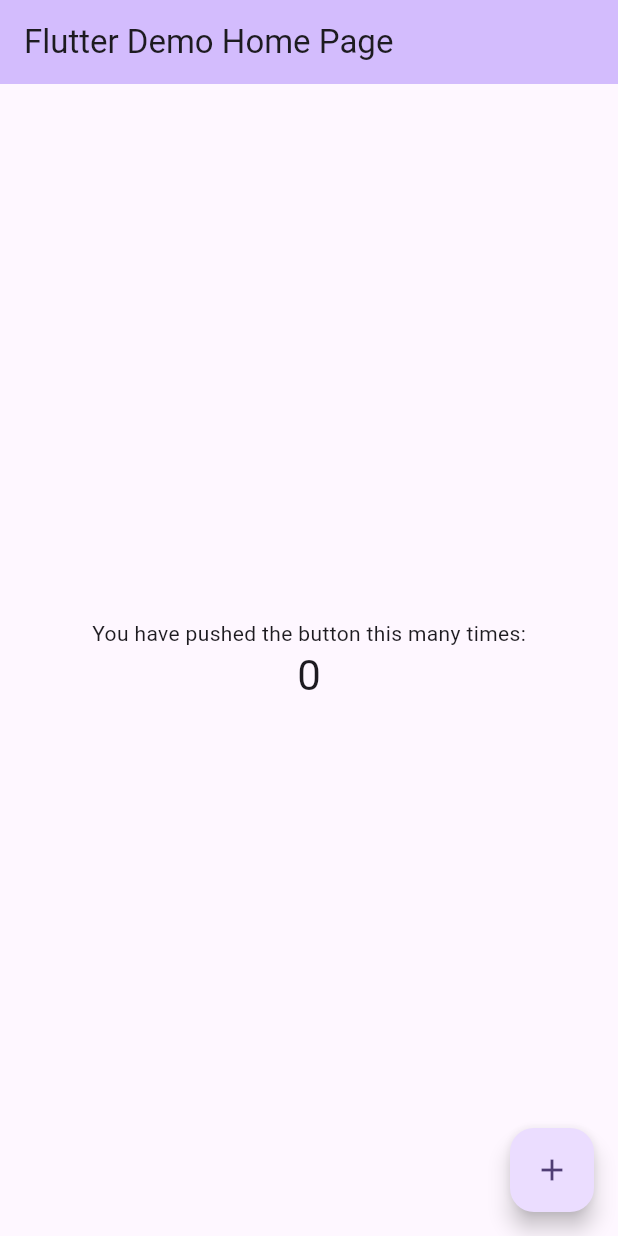
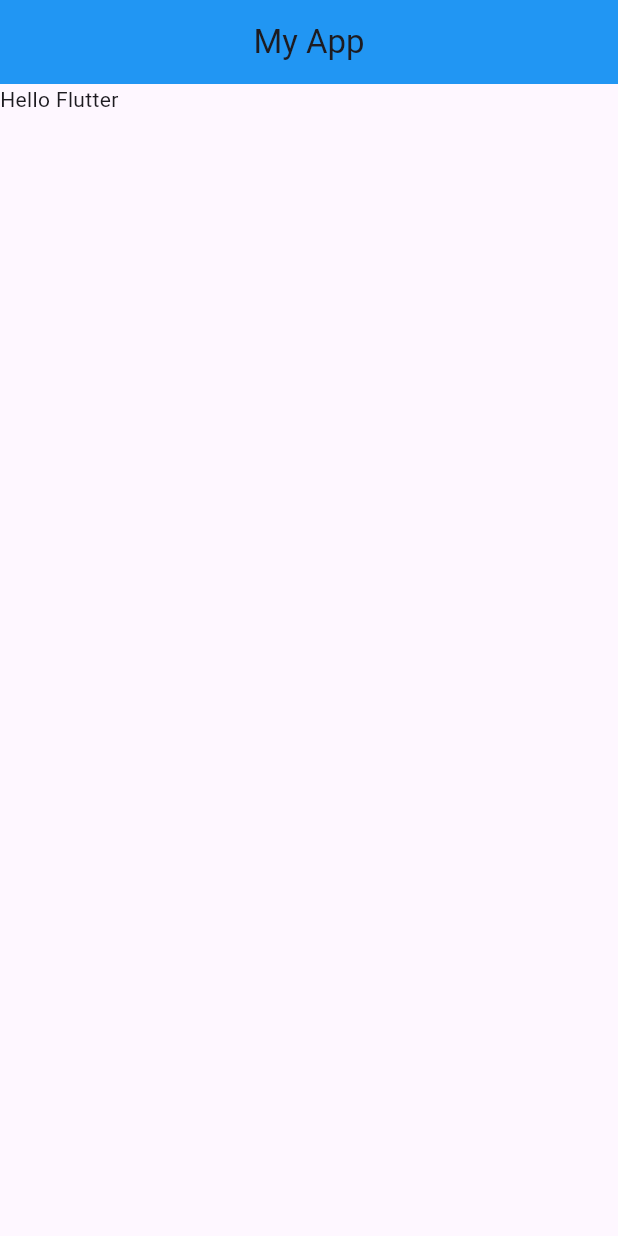
Before and after one commit to NataponJ/sample_flutter_101, a Flutter app: the screen it shows after launch, on a phone screen of 412 x 824 dp. Run offline on Flutter 3.47's test engine with Material 3 defaults, Android fonts, the light colour scheme and no system bars.

Commit message:
Material Scaffold

```diff
--- a/lib/main.dart
+++ b/lib/main.dart
@@ -1,125 +1,16 @@
 import 'package:flutter/material.dart';
 
 void main() {
-  runApp(const MyApp());
+  var app = MaterialApp(
+    title: "Sample Flutter 101",
+    home: Scaffold(
+      appBar: AppBar(
+        title: const Text("My App"),
+        backgroundColor: Colors.blue,
+        centerTitle: true,
+      ),
+      body: const Text("Hello Flutter"),
+    ),
+  );
+  runApp(app);
 }
-
-class MyApp extends StatelessWidget {
-  const MyApp({super.key});
-
-  // This widget is the root of your application.
-  @override
-  Widget build(BuildContext context) {
-    return MaterialApp(
-      title: 'Flutter Demo',
-      theme: ThemeData(
-        // This is the theme of your application.
-        //
-        // TRY THIS: Try running your application with "flutter run". You'll see
-        // the application has a purple toolbar. Then, without quitting the app,
-        // try changing the seedColor in the colorScheme below to Colors.green
-        // and then invoke "hot reload" (save your changes or press the "hot
-        // reload" button in a Flutter-supported IDE, or press "r" if you used
-        // the command line to start the app).
-        //
-        // Notice that the counter didn't reset back to zero; the application
-        // state is not lost during the reload. To reset the state, use hot
-        // restart instead.
-        //
-        // This works for code too, not just values: Most code changes can be
-        // tested with just a hot reload.
-        colorScheme: ColorScheme.fromSeed(seedColor: Colors.deepPurple),
-        useMaterial3: true,
-      ),
-      home: const MyHomePage(title: 'Flutter Demo Home Page'),
-    );
-  }
-}
-
-class MyHomePage extends StatefulWidget {
-  const MyHomePage({super.key, required this.title});
-
-  // This widget is the home page of your application. It is stateful, meaning
-  // that it has a State object (defined below) that contains fields that affect
-  // how it looks.
-
-  // This class is the configuration for the state. It holds the values (in this
-  // case the title) provided by the parent (in this case the App widget) and
-  // used by the build method of the State. Fields in a Widget subclass are
-  // always marked "final".
-
-  final String title;
-
-  @override
-  State<MyHomePage> createState() => _MyHomePageState();
-}
-
-class _MyHomePageState extends State<MyHomePage> {
-  int _counter = 0;
-
-  void _incrementCounter() {
-    setState(() {
-      // This call to setState tells the Flutter framework that something has
-      // changed in this State, which causes it to rerun the build method below
-      // so that the display can reflect the updated values. If we changed
-      // _counter without calling setState(), then the build method would not be
-      // called again, and so nothing would appear to happen.
-      _counter++;
-    });
-  }
-
-  @override
-  Widget build(BuildContext context) {
-    // This method is rerun every time setState is called, for instance as done
-    // by the _incrementCounter method above.
-    //
-    // The Flutter framework has been optimized to make rerunning build methods
-    // fast, so that you can just rebuild anything that needs updating rather
-    // than having to individually change instances of widgets.
-    return Scaffold(
-      appBar: AppBar(
-        // TRY THIS: Try changing the color here to a specific color (to
-        // Colors.amber, perhaps?) and trigger a hot reload to see the AppBar
-        // change color while the other colors stay the same.
-        backgroundColor: Theme.of(context).colorScheme.inversePrimary,
-        // Here we take the value from the MyHomePage object that was created by
-        // the App.build method, and use it to set our appbar title.
-        title: Text(widget.title),
-      ),
-      body: Center(
-        // Center is a layout widget. It takes a single child and positions it
-        // in the middle of the parent.
-        child: Column(
-          // Column is also a layout widget. It takes a list of children and
-          // arranges them vertically. By default, it sizes itself to fit its
-          // children horizontally, and tries to be as tall as its parent.
-          //
-          // Column has various properties to control how it sizes itself and
-          // how it positions its children. Here we use mainAxisAlignment to
-          // center the children vertically; the main axis here is the vertical
-          // axis because Columns are vertical (the cross axis would be
-          // horizontal).
-          //
-          // TRY THIS: Invoke "debug painting" (choose the "Toggle Debug Paint"
-          // action in the IDE, or press "p" in the console), to see the
-          // wireframe for each widget.
-          mainAxisAlignment: MainAxisAlignment.center,
-          children: <Widget>[
-            const Text(
-              'You have pushed the button this many times:',
-            ),
-            Text(
-              '$_counter',
-              style: Theme.of(context).textTheme.headlineMedium,
-            ),
-          ],
-        ),
-      ),
-      floatingActionButton: FloatingActionButton(
-        onPressed: _incrementCounter,
-        tooltip: 'Increment',
-        child: const Icon(Icons.add),
-      ), // This trailing comma makes auto-formatting nicer for build methods.
-    );
-  }
-}
```
